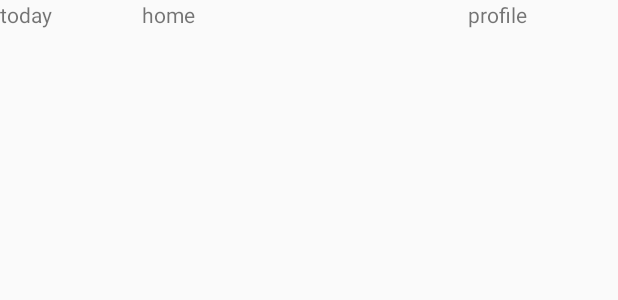
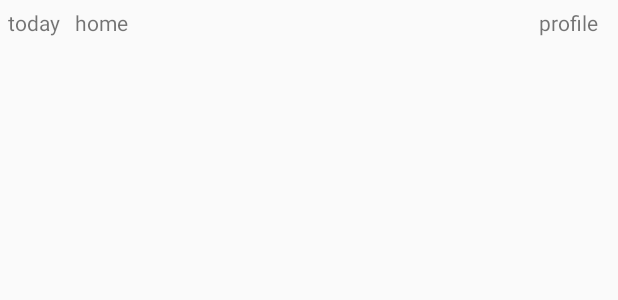
Before and after one commit to wf1101/HappyMoments, an Android app: the layout moment_display.xml on its own in the app's theme, with its tools: preview values and no code run, on a phone screen of 412 x 824 dp. Shown: the top 300 px of the screen. Run offline under Robolectric (Android 15) with nearby library versions, the phone set to English and light mode, and no system bars.

Commit message:
Modified list view

```diff
--- a/app/src/main/java/com/happymoments/wenjie/happymoments/MainActivity.java
+++ b/app/src/main/java/com/happymoments/wenjie/happymoments/MainActivity.java
@@ -78,7 +78,7 @@ public class MainActivity extends AppCompatActivity {
                 if (mUser != null){
                     // user is signed in
                     mCurrentUserUid = mUser.getUid();
-                    Toast.makeText(MainActivity.this, "You're now signed in! Welcome!", Toast.LENGTH_SHORT).show();
+//                    Toast.makeText(MainActivity.this, "You're now signed in! Welcome!", Toast.LENGTH_SHORT).show();
                 } else {
                     // user is signed out
                     startActivityForResult(
--- a/app/src/main/res/layout/moment_display.xml
+++ b/app/src/main/res/layout/moment_display.xml
@@ -2,27 +2,32 @@
 <LinearLayout xmlns:android="http://schemas.android.com/apk/res/android"
     android:layout_width="match_parent"
     android:layout_height="wrap_content"
+    android:layout_marginBottom="5dp"
+    android:layout_marginLeft="5dp"
+    android:layout_marginRight="8dp"
+    android:layout_marginTop="5dp"
     android:orientation="horizontal">
 
     <TextView
         android:id="@+id/date_display"
         android:layout_width="wrap_content"
         android:layout_height="wrap_content"
-        android:layout_weight="1"
-        android:text="@string/date"/>
+        android:text="@string/date" />
 
     <TextView
         android:id="@+id/text_display"
         android:layout_width="wrap_content"
         android:layout_height="wrap_content"
-        android:layout_weight="3"
-        android:text="@string/home"/>
+        android:layout_marginLeft="10dp"
+        android:layout_marginRight="10dp"
+        android:layout_weight="1"
+        android:text="@string/home" />
 
     <TextView
         android:id="@+id/rate_display"
         android:layout_width="wrap_content"
         android:layout_height="wrap_content"
-        android:layout_weight="1"
-        android:text="@string/profile"/>
+        android:layout_marginRight="5dp"
+        android:text="@string/profile" />
 
 </LinearLayout>
```
